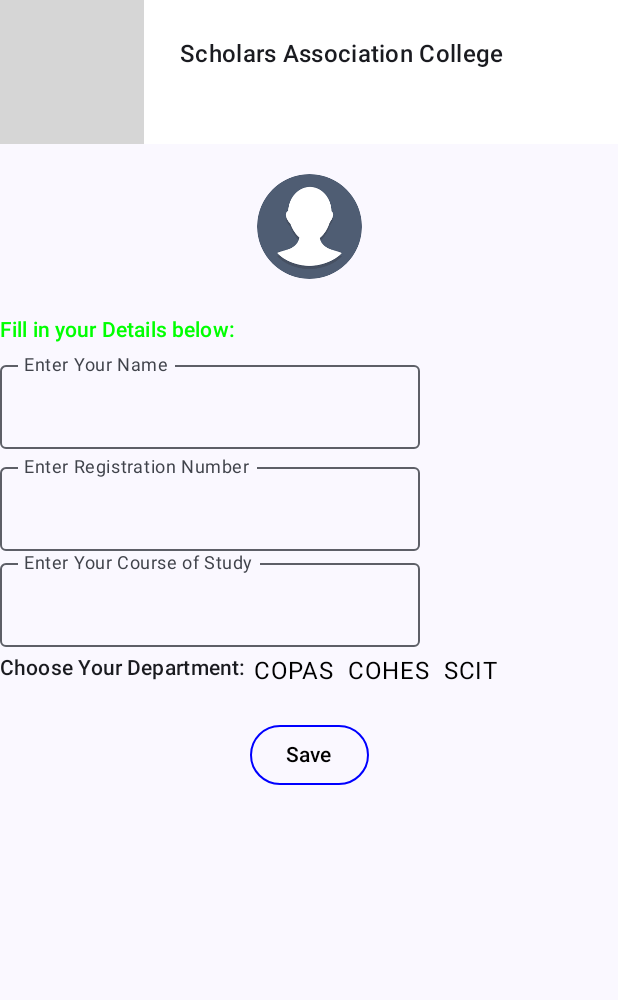
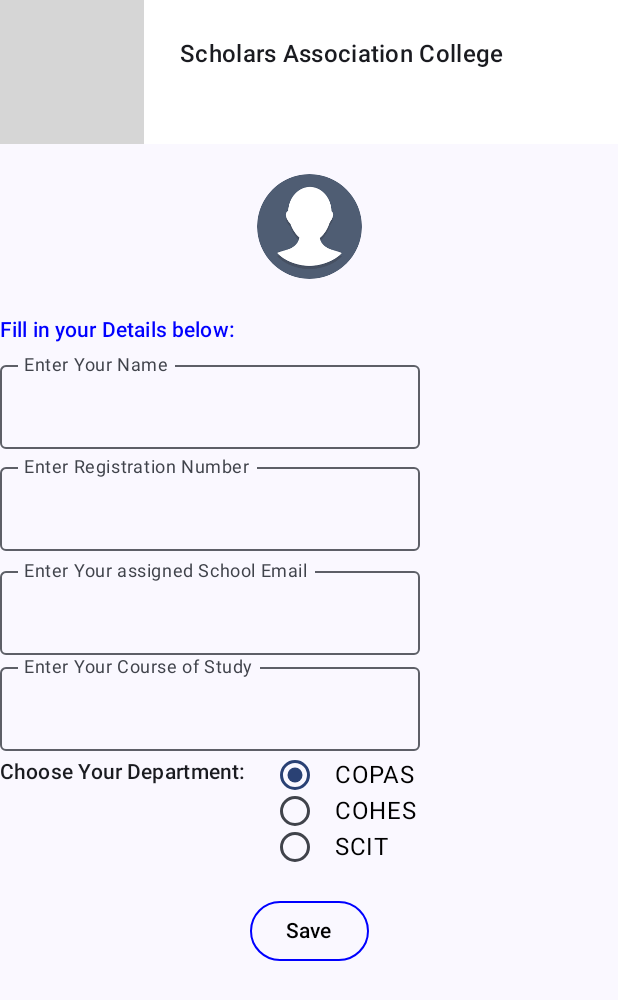
Before and after one commit to mudash-dev/SAC-ProfileApp, an Android app built with Jetpack Compose: the screen it shows after launch (MainActivity), on a phone screen of 412 x 824 dp. Shown: the top 1000 px of the screen. Run offline under Robolectric (Android 15) with nearby library versions, the phone set to English and light mode, and no system bars; grey boxes are pictures that could not be loaded.

Commit message:
initial commit second commit with addition of elements added toast to button fixed radio buttons

```diff
--- a/app/src/main/java/com/example/composeschoolprofile/MainActivity.kt
+++ b/app/src/main/java/com/example/composeschoolprofile/MainActivity.kt
@@ -8,6 +8,7 @@ import androidx.activity.compose.setContent
 import androidx.compose.foundation.BorderStroke
 import androidx.compose.foundation.Image
 import androidx.compose.foundation.background
+import androidx.compose.foundation.clickable
 import androidx.compose.foundation.layout.Arrangement
 import androidx.compose.foundation.layout.Column
 import androidx.compose.foundation.layout.Row
@@ -18,11 +19,15 @@ import androidx.compose.foundation.layout.height
 import androidx.compose.foundation.layout.padding
 import androidx.compose.foundation.layout.size
 import androidx.compose.foundation.layout.width
+import androidx.compose.foundation.selection.selectable
+import androidx.compose.foundation.selection.selectableGroup
 import androidx.compose.foundation.shape.CircleShape
 import androidx.compose.material3.Button
+import androidx.compose.material3.ButtonColors
 import androidx.compose.material3.ButtonDefaults
 import androidx.compose.material3.MaterialTheme
 import androidx.compose.material3.OutlinedTextField
+import androidx.compose.material3.RadioButton
 import androidx.compose.material3.Surface
 import androidx.compose.material3.Text
 import androidx.compose.runtime.Composable
@@ -35,6 +40,7 @@ import androidx.compose.ui.draw.clip
 import androidx.compose.ui.graphics.Color
 import androidx.compose.ui.platform.LocalContext
 import androidx.compose.ui.res.painterResource
+import androidx.compose.ui.semantics.Role
 import androidx.compose.ui.text.input.TextFieldValue
 import androidx.compose.ui.tooling.preview.Preview
 import androidx.compose.ui.unit.dp
@@ -50,7 +56,9 @@ class MainActivity : ComponentActivity() {
                     modifier = Modifier.fillMaxSize(),
                     color = MaterialTheme.colorScheme.background
                 ) {
+
                     Student("Scholars Association College")
+
                 }
             }
         }
@@ -58,8 +66,11 @@ class MainActivity : ComponentActivity() {
 }
 
 
+// Screen1 to create Profile
+val college:String = "Scholars Association College"
+
 @Composable
-fun Student(school: String) {
+fun Student(college:String) {
     Column {
         //header
         Row(
@@ -67,9 +78,12 @@ fun Student(school: String) {
                 .fillMaxWidth()
                 .background(color = Color.White)
         ) {
-            Image(painter = painterResource(id = R.drawable.unilogo), contentDescription ="SAC" ,Modifier.background(color = Color.White))
+            Image(
+                painter = painterResource(id = R.drawable.unilogo), contentDescription = "SAC",
+                Modifier.background(color = Color.White)
+            )
             Text(
-                text = school,
+                text = college,
                 style = MaterialTheme.typography.titleMedium,
                 modifier = Modifier
                     .padding(24.dp)
@@ -77,32 +91,40 @@ fun Student(school: String) {
         }
 
         //upload profile
-        Row(horizontalArrangement = Arrangement.Center ,
+        Row(
+            horizontalArrangement = Arrangement.Center,
             modifier = Modifier
                 .fillMaxWidth()
                 .padding(20.dp)
 
         ) {
+            val contextForToast = LocalContext.current.applicationContext
             Image(painter = painterResource(id = R.drawable.upload),
-                contentDescription ="Profile pic",
+                contentDescription = "Profile pic",
                 modifier = Modifier
                     .size(70.dp)
                     .clip(CircleShape)
+                    .clickable {
+                        Toast
+                            .makeText(contextForToast, "Upload Your Photo", Toast.LENGTH_LONG)
+                            .show()
+                    }
 
 
             )
         }
         Spacer(modifier = Modifier.height(4.dp))
         //Collect data
-        Column (
+        Column(
             modifier = Modifier
                 .fillMaxWidth()
-                ){
-            Text(text = "Fill in your Details below:",
+        ) {
+            Text(
+                text = "Fill in your Details below:",
                 style = MaterialTheme.typography.titleSmall,
-                color = Color.Green
+                color = Color.Blue
 
-                )
+            )
             Spacer(modifier = Modifier.height(5.dp))
             var textname by remember {
                 mutableStateOf(TextFieldValue(" "))
@@ -127,70 +149,98 @@ fun Student(school: String) {
                 }
 
             )
-            val course by remember {
+            Spacer(modifier = Modifier.height(5.dp))
+            var schoolemail by remember {
+                mutableStateOf(TextFieldValue(" "))
+            }
+            OutlinedTextField(
+                value = schoolemail,
+                label = { Text(text = "Enter Your assigned School Email") },
+                onValueChange = { newText ->
+                    schoolemail = newText
+                }
+
+            )
+            var course by remember {
                 mutableStateOf(TextFieldValue(" "))
             }
             OutlinedTextField(
                 value = course,
                 label = { Text(text = "Enter Your Course of Study") },
                 onValueChange = { newText ->
-                    regno = newText
+                    course = newText
                 }
 
             )
-
             Spacer(modifier = Modifier.height(4.dp))
+            //choose deptmartment
             Row {
-                Text(text = "Choose Your Department:",
+                Text(
+                    text = "Choose Your Department:",
                     style = MaterialTheme.typography.titleSmall
-                    )
-
-                Spacer(modifier = Modifier.height(4.dp))
-
+                )
+                Spacer(modifier = Modifier.width(4.dp))
                 val radioOptions = listOf(" COPAS ", " COHES ", " SCIT ")
-                radioOptions.forEach { label ->
-                    radioButton()
-                    Text(
-                        text = label,
-                        color = Color.Black
-                    )
+                var selectedItem by remember {
+                    mutableStateOf(radioOptions[0])
+                }
+                Column(modifier = Modifier.selectableGroup())
+                {
+                    radioOptions.forEach { label ->
+                        Row(
+                            modifier = Modifier
+                                //.height(20.dp)
+                                .selectable(
+                                    selected = (selectedItem == label),
+                                    onClick = { selectedItem = label },
+                                    role = Role.RadioButton
+                                )
+                                .padding(horizontal = 16.dp),
+                            // verticalAlignment = Alignment.CenterVertically
+                        )
+                        {
+                            RadioButton(
+                                modifier = Modifier.padding(end = 10.dp),
+                                selected = (selectedItem == label),
+                                onClick = null
+                            )
+                            Text(
+                                text = label,
+                                color = Color.Black
+                            )
+                        }
+                    }
                 }
             }
-            }
-        Spacer(modifier = Modifier.width(4.dp))
+            Spacer(modifier = Modifier.width(4.dp))
         Row(
-            horizontalArrangement = Arrangement.Center ,
+            horizontalArrangement = Arrangement.Center,
             modifier = Modifier
                 .fillMaxWidth()
                 .padding(20.dp)
-        ) {
+        )
+        {
             val context = LocalContext.current
             Button(
                 onClick = {
-                    Toast.makeText(context, "You profile has been saved.", Toast.LENGTH_SHORT).show()
-
-                },
+                    Toast.makeText(context, "You profile has been saved.", Toast.LENGTH_SHORT).show() },
                 border = BorderStroke(1.dp, Color.Blue),
                 colors = ButtonDefaults.outlinedButtonColors(contentColor = Color.Blue)
-            ) {
-                Text(text = "Save",color = Color.Black)
+            ){
+                Text(text = "Save", color = Color.Black)
             }
+
         }
 
+            }
+    }
+}
 
-        }
-    }
-
-
-
-fun radioButton() {
-
-}
 
 @Preview(showBackground = true)
 @Composable
-fun StudentPreview() {
+fun StudentPreviewScreen() {
     ComposeSchoolProfileTheme {
-        Student("Scholars Association College")
+        Student(college = "Scholars Association College")
     }
 }
--- a/build.gradle
+++ b/build.gradle
@@ -1,6 +1,6 @@
 // Top-level build file where you can add configuration options common to all sub-projects/modules.
 plugins {
-    id 'com.android.application' version '8.0.1' apply false
-    id 'com.android.library' version '8.0.1' apply false
-    id 'org.jetbrains.kotlin.android' version '1.7.20' apply false
+    id 'com.android.application' version '7.4.2' apply false
+    id 'com.android.library' version '7.4.2' apply false
+    id 'org.jetbrains.kotlin.android' version '1.8.10' apply false
 }
```
Also changed, not shown: app/build.gradle (+8 -4 lines).
